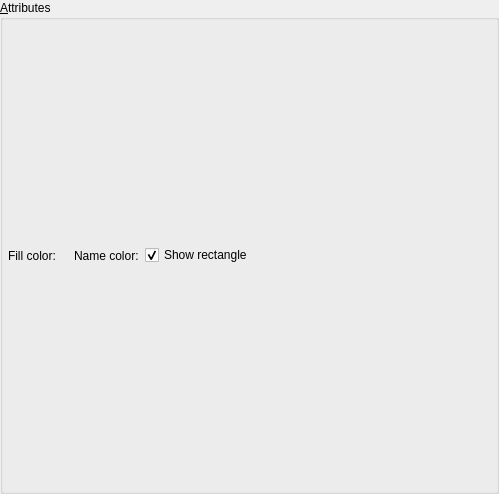
maniac787/pgmodeler, file libs/libgui/ui/dbobjects/schemawidget.ui: the form before one commit.
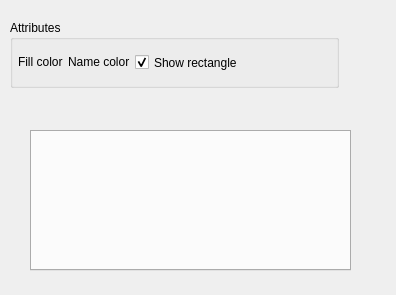
The form after the commit.

Commit message:
Refactor SchemaWidget to use tabbed layout
- Convert SchemaWidget to use configureTabbedLayout() for better organization
- Simplify color picker layout integration
- Update UI to use dedicated layouts for fill and name color pickers
- Remove obsolete grid layout in favor of vertical layout
- Add proper spacing and margins configuration
- Update minimum size to 550x400 for better usability

```diff
--- a/libs/libgui/ui/dbobjects/schemawidget.ui
+++ b/libs/libgui/ui/dbobjects/schemawidget.ui
@@ -6,32 +6,32 @@
    <rect>
     <x>0</x>
     <y>0</y>
-    <width>499</width>
-    <height>494</height>
+    <width>396</width>
+    <height>295</height>
    </rect>
   </property>
-  <layout class="QGridLayout" name="schema_grid">
-   <property name="leftMargin">
-    <number>0</number>
-   </property>
-   <property name="topMargin">
-    <number>0</number>
-   </property>
-   <property name="rightMargin">
-    <number>0</number>
-   </property>
-   <property name="bottomMargin">
-    <number>0</number>
-   </property>
-   <property name="spacing">
-    <number>5</number>
-   </property>
-   <item row="0" column="0">
     <widget class="QGroupBox" name="attributes_gb">
+   <property name="geometry">
+    <rect>
+     <x>10</x>
+     <y>20</y>
+     <width>329</width>
+     <height>68</height>
+    </rect>
+   </property>
+   <property name="sizePolicy">
+    <sizepolicy hsizetype="Expanding" vsizetype="Preferred">
+     <horstretch>0</horstretch>
+     <verstretch>0</verstretch>
+    </sizepolicy>
+   </property>
      <property name="title">
-      <string>&amp;Attributes</string>
+    <string>Attributes</string>
      </property>
      <layout class="QHBoxLayout" name="horizontalLayout">
+    <property name="spacing">
+     <number>5</number>
+    </property>
       <property name="leftMargin">
        <number>5</number>
       </property>
@@ -42,38 +42,52 @@
        <number>5</number>
       </property>
       <property name="bottomMargin">
+     <number>5</number>
+    </property>
+    <item>
+     <layout class="QHBoxLayout" name="fill_color_lt">
+      <property name="spacing">
        <number>5</number>
       </property>
       <item>
        <widget class="QLabel" name="fill_color_lbl">
-        <property name="minimumSize">
-         <size>
-          <width>60</width>
-          <height>0</height>
-         </size>
+        <property name="sizePolicy">
+         <sizepolicy hsizetype="Fixed" vsizetype="Fixed">
+          <horstretch>0</horstretch>
+          <verstretch>0</verstretch>
+         </sizepolicy>
         </property>
         <property name="text">
-         <string>Fill color:</string>
+         <string>Fill color</string>
         </property>
        </widget>
       </item>
+     </layout>
+    </item>
       <item>
-       <widget class="QLabel" name="fill_color_lbl_2">
-        <property name="minimumSize">
-         <size>
-          <width>60</width>
-          <height>0</height>
-         </size>
-        </property>
+     <layout class="QHBoxLayout" name="name_color_lt">
+      <property name="spacing">
+       <number>5</number>
+      </property>
+      <item>
+       <widget class="QLabel" name="name_color_lbl">
+        <property name="sizePolicy">
+         <sizepolicy hsizetype="Fixed" vsizetype="Fixed">
+          <horstretch>0</horstretch>
+          <verstretch>0</verstretch>
+         </sizepolicy>
+        </property>
         <property name="text">
-         <string>Name color:</string>
+         <string>Name color</string>
         </property>
        </widget>
+      </item>
+     </layout>
       </item>
       <item>
        <widget class="QCheckBox" name="show_rect_chk">
         <property name="sizePolicy">
-         <sizepolicy hsizetype="Expanding" vsizetype="Fixed">
+       <sizepolicy hsizetype="Preferred" vsizetype="Preferred">
           <horstretch>0</horstretch>
           <verstretch>0</verstretch>
          </sizepolicy>
@@ -86,10 +100,31 @@
         </property>
        </widget>
       </item>
-     </layout>
-    </widget>
-   </item>
-  </layout>
+    <item>
+     <spacer name="horizontalSpacer">
+      <property name="orientation">
+       <enum>Qt::Orientation::Horizontal</enum>
+      </property>
+      <property name="sizeHint" stdset="0">
+       <size>
+        <width>40</width>
+        <height>20</height>
+       </size>
+      </property>
+     </spacer>
+    </item>
+   </layout>
+  </widget>
+  <widget class="QTabWidget" name="schema_attribs_tbw">
+   <property name="geometry">
+    <rect>
+     <x>30</x>
+     <y>130</y>
+     <width>321</width>
+     <height>141</height>
+    </rect>
+   </property>
+  </widget>
  </widget>
  <resources/>
  <connections/>
```
Lines whose indentation alone changed are shown as unchanged. The commit also changes 1 other file.
